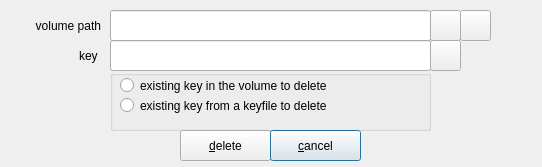
Before: the Qt Designer form zuluCrypt-gui/luksdeletekey.ui in mhogomchungu/zuluCrypt, drawn with Qt 5.
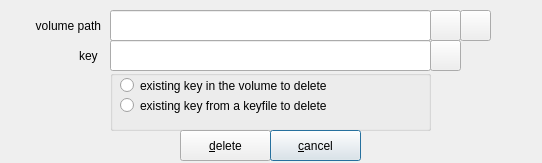
After: the same form once the commit is applied.

Patch:
```diff
--- a/zuluCrypt-gui/luksdeletekey.ui
+++ b/zuluCrypt-gui/luksdeletekey.ui
@@ -10,7 +10,7 @@
     <x>0</x>
     <y>0</y>
     <width>542</width>
-    <height>167</height>
+    <height>163</height>
    </rect>
   </property>
   <property name="windowTitle">
```
